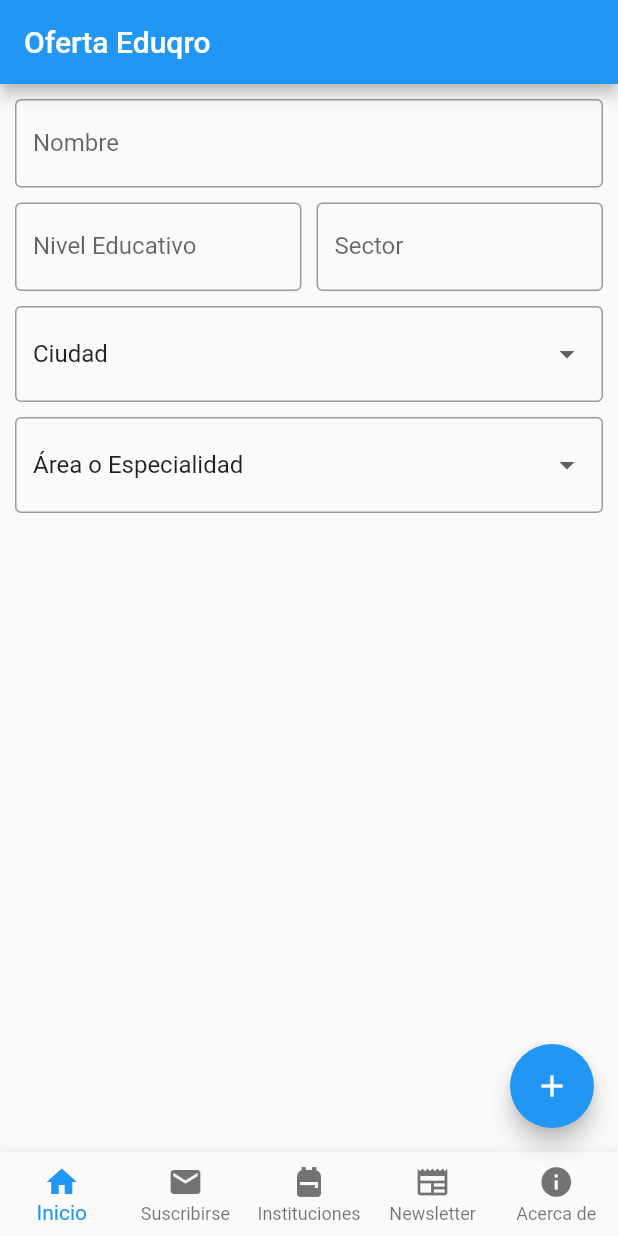
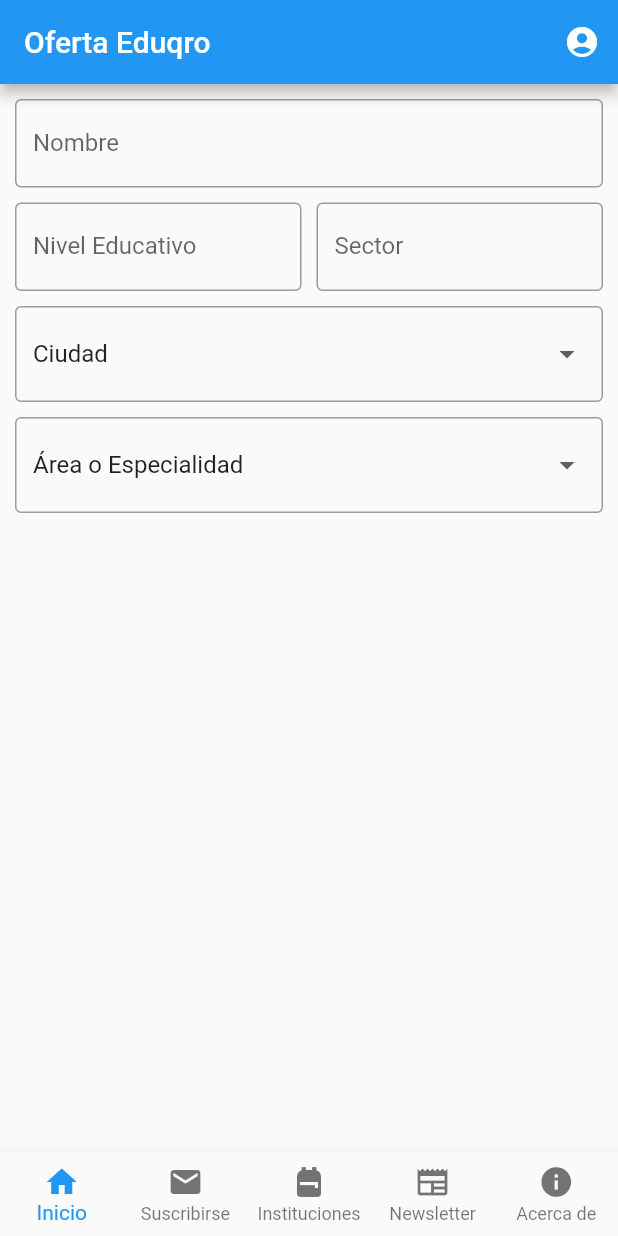
Before and after one commit to Pimpollo30/eduqro, a Flutter app: the screen it shows after launch, on a phone screen of 412 x 824 dp. Run offline on Flutter 3.47's test engine with Material 2 defaults, Android fonts, the phone set to English and light mode, and no system bars.

Commit message:
HomePage modified

```diff
--- a/lib/pages/home_page.dart
+++ b/lib/pages/home_page.dart
@@ -19,7 +19,15 @@
   @override
   Widget build(BuildContext context) {
     return Scaffold(
-      appBar: AppBar(title: Text("Oferta Eduqro")),
+      appBar: AppBar(title: Text("Oferta Eduqro"),
+      actions: [
+        IconButton(
+          onPressed: () {
+            Navigator.pushNamed(context, "login");
+          },
+          icon: Icon(Icons.account_circle))
+      ],),
+
       body: PageView(
         controller: _pageController,
         onPageChanged: (index) {
@@ -36,15 +44,10 @@
           ],
       ),
       bottomNavigationBar: Navbar(),
-      floatingActionButton: FloatingActionButton(
-        child: Icon(Icons.add),
-        onPressed: () {
-          Navigator.pushNamed(context, "agregarInst");
-        },
-      ),
     );
   }
 }
+
 
 class Navbar extends StatefulWidget {
   const Navbar({super.key});
```
